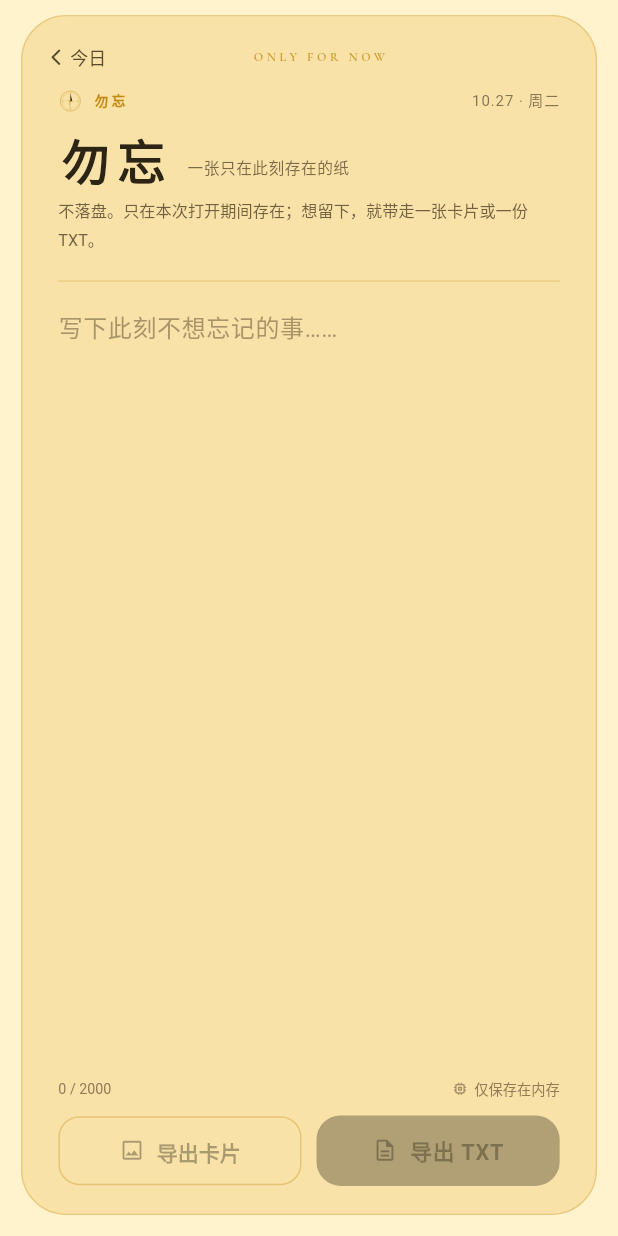
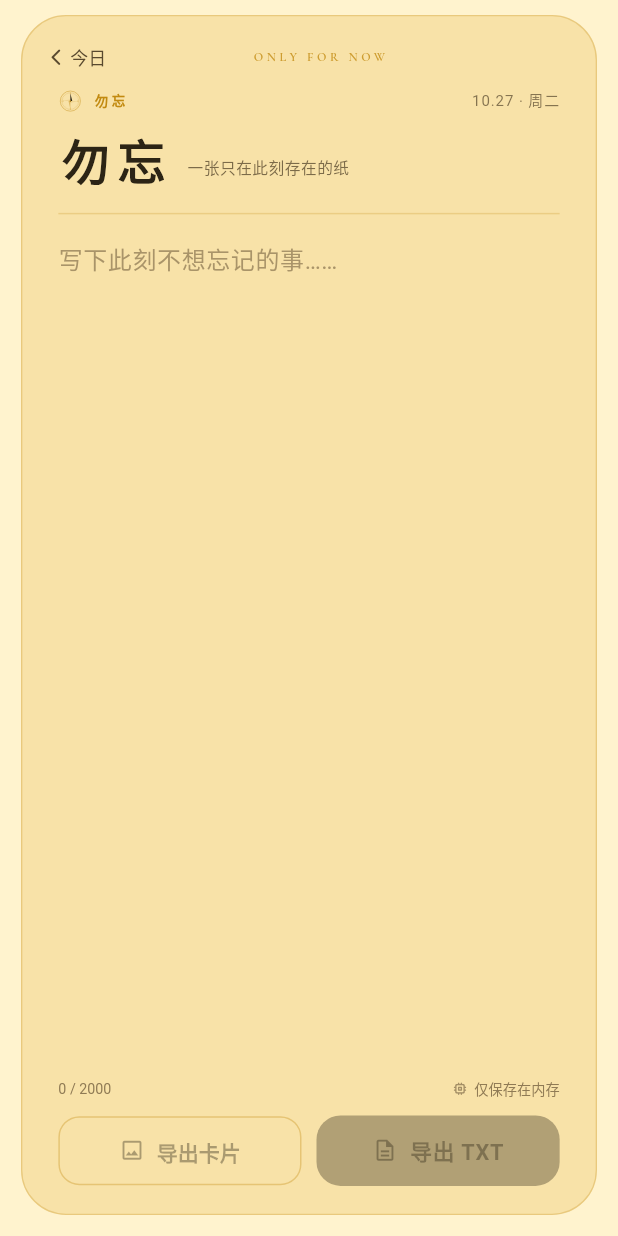
Before and after one commit to X1Qing-zz/zhengtu-shouzha, a Flutter app: the MemoPage screen opened directly with empty values, on a phone screen of 412 x 824 dp. Run offline on Flutter 3.47's test engine with Material 3 defaults, Android fonts, the phone set to English and light mode, and no system bars; our stand-ins replace file_picker, geolocator, image_picker, share_plus, shared_preferences, sqflite; accounts and stored records are empty; network calls fail; Roboto replaces fonts that are missing (NotoSerifSC).

Commit message:
style: v0.6.1 simplify memo header

```diff
--- a/app/lib/core/app_info.dart
+++ b/app/lib/core/app_info.dart
@@ -1,6 +1,6 @@
 /// Single source of truth for the user-facing version label.
-const String kAppVersion = '0.6.0';
-const int kAppBuild = 14;
+const String kAppVersion = '0.6.1';
+const int kAppBuild = 15;
 const String kAppPhase = 'Phase 2';
 const String kAppVersionLabel = '$kAppVersion · $kAppPhase';
 const String kAppVersionShort = 'V 0.6';
--- a/app/lib/features/memo/memo_page.dart
+++ b/app/lib/features/memo/memo_page.dart
@@ -385,15 +385,6 @@ class _MemoPageState extends State<MemoPage> with AutomaticKeepAliveClientMixin
               ),
             ],
           ),
-          const SizedBox(height: 7),
-          Text(
-            '不落盘。只在本次打开期间存在；想留下，就带走一张卡片或一份 TXT。',
-            style: AppText.sans(
-              size: 10.8,
-              color: c.inkSoft.withValues(alpha: 0.85),
-              height: 1.7,
-            ),
-          ),
         ],
       ),
     );
--- a/app/pubspec.yaml
+++ b/app/pubspec.yaml
@@ -1,7 +1,7 @@
 name: zhengtu_shouzha
 description: "征途手札 —— 记录大世界冒险生活的移动端手札"
 publish_to: "none"
-version: 0.6.0+14
+version: 0.6.1+15
 
 environment:
   sdk: ^3.13.0
```
Also changed, not shown: dist/BUILD-INFO.txt, 3 other files.
